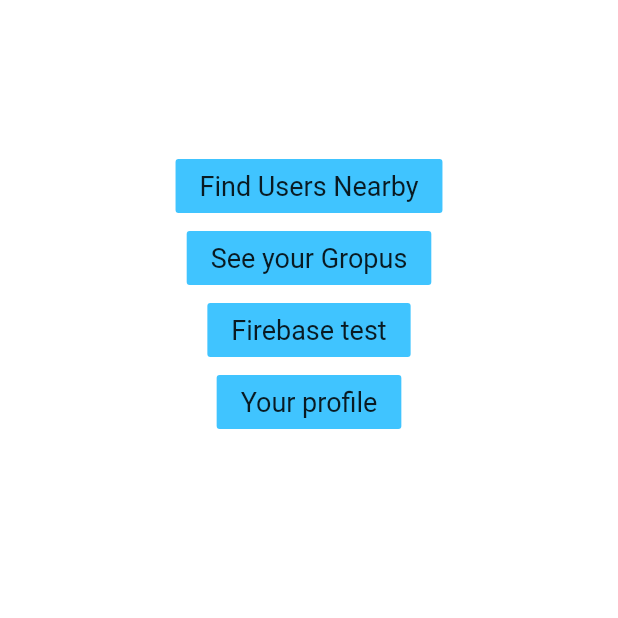
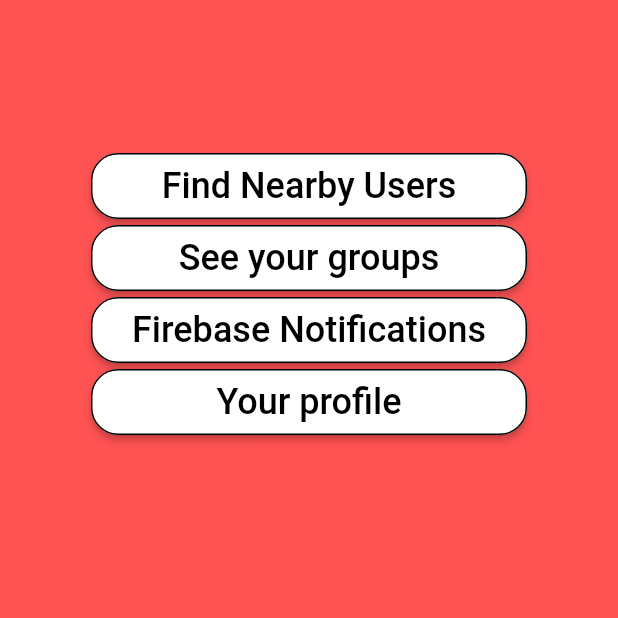
Before and after one commit to Victor-Alexandru/License, a Flutter app: the SelectionScreen screen opened directly with empty values, on a phone screen of 412 x 824 dp, the top half of it. Run offline on Flutter 3.47's test engine with Material 2 defaults, Android fonts, the phone set to English and light mode, and no system bars; our stand-ins replace cloud_firestore, firebase_core, firebase_messaging, location; missing offline and left inert: geocoder; accounts and stored records are empty.

Commit message:
selection ui - change

```diff
--- a/moodle_ui/lib/main.dart
+++ b/moodle_ui/lib/main.dart
@@ -5,7 +5,6 @@ import 'package:moodle_ui/screens/home/root_screen.dart';
 void main() =>
     runApp(new MaterialApp(
       title: 'Moodle',
-      theme: ThemeData.light() ,
       home:RootScreen(),
     ));
 
@@ -15,9 +14,7 @@ class LoginApp extends StatelessWidget {
   Widget build(BuildContext context) {
     return new MaterialApp(
       title: 'Moodle UI',
-      theme: new ThemeData(
-        primarySwatch: Colors.blue,
-      ),
+      theme: ThemeData.dark(),
       routes: routes,
     );
   }
--- a/moodle_ui/lib/screens/home/selection_screen.dart
+++ b/moodle_ui/lib/screens/home/selection_screen.dart
@@ -20,60 +20,98 @@ class SelectionScreen extends StatelessWidget {
   Widget build(BuildContext context) {
     return new SafeArea(
         child: Scaffold(
-      backgroundColor: Colors.white,
+      backgroundColor: Colors.redAccent,
       body: new Center(
         child: Column(
           children: <Widget>[
             SizedBox(
               height: 100,
             ),
-            FlatButton(
+            MaterialButton(
               onPressed: () {
-                Navigator.push(context,
-                    MaterialPageRoute(builder: (context) => HomePage(_webservice)));
+                Navigator.push(
+                    context,
+                    MaterialPageRoute(
+                        builder: (context) => HomePage(_webservice)));
               },
-              child: Text(
-                "Find Users Nearby",
-                style: TextStyle(fontSize: 18, fontWeight: FontWeight.w400),
+              shape: RoundedRectangleBorder(
+                  borderRadius: BorderRadius.circular(18.0),
+                  side: BorderSide(color: Colors.black)),
+              child: SizedBox(
+                width: MediaQuery.of(context).size.width / 1.5,
+                child: Text(
+                  "Find Nearby Users",
+                  style: TextStyle(fontSize: 24),
+                  textAlign: TextAlign.center,
+                ),
               ),
-              color: Colors.lightBlueAccent,
+              color: Colors.white,
+              textColor: Colors.black,
+              padding: EdgeInsets.all(8.0),
             ),
-            FlatButton(
+            MaterialButton(
               onPressed: () {
                 Navigator.push(
                     context,
                     MaterialPageRoute(
                         builder: (context) => GroupScreen(_webservice)));
               },
-              child: Text(
-                "See your Gropus",
-                style: TextStyle(fontSize: 18, fontWeight: FontWeight.w400),
+              shape: RoundedRectangleBorder(
+                  borderRadius: BorderRadius.circular(18.0),
+                  side: BorderSide(color: Colors.black)),
+              child: SizedBox(
+                width: MediaQuery.of(context).size.width / 1.5,
+                child: Text(
+                  "See your groups",
+                  style: TextStyle(fontSize: 24),
+                  textAlign: TextAlign.center,
+                ),
               ),
-              color: Colors.lightBlueAccent,
+              color: Colors.white,
+              textColor: Colors.black,
+              padding: EdgeInsets.all(8.0),
             ),
-            FlatButton(
+            MaterialButton(
               onPressed: () {
                 Navigator.push(context,
                     MaterialPageRoute(builder: (context) => FirebaseScreen()));
               },
-              child: Text(
-                "Firebase test",
-                style: TextStyle(fontSize: 18, fontWeight: FontWeight.w400),
+              shape: RoundedRectangleBorder(
+                  borderRadius: BorderRadius.circular(18.0),
+                  side: BorderSide(color: Colors.black)),
+              child: SizedBox(
+                width: MediaQuery.of(context).size.width / 1.5,
+                child: Text(
+                  "Firebase Notifications",
+                  style: TextStyle(fontSize: 24),
+                  textAlign: TextAlign.center,
+                ),
               ),
-              color: Colors.lightBlueAccent,
+              color: Colors.white,
+              textColor: Colors.black,
+              padding: EdgeInsets.all(8.0),
             ),
-            FlatButton(
+            MaterialButton(
               onPressed: () {
                 Navigator.push(
                     context,
                     MaterialPageRoute(
                         builder: (context) => UserProfileView(_webservice)));
               },
-              child: Text(
-                "Your profile",
-                style: TextStyle(fontSize: 18, fontWeight: FontWeight.w400),
+              shape: RoundedRectangleBorder(
+                  borderRadius: BorderRadius.circular(18.0),
+                  side: BorderSide(color: Colors.black)),
+              child: SizedBox(
+                width: MediaQuery.of(context).size.width / 1.5,
+                child: Text(
+                  "Your profile",
+                  style: TextStyle(fontSize: 24),
+                  textAlign: TextAlign.center,
+                ),
               ),
-              color: Colors.lightBlueAccent,
+              color: Colors.white,
+              textColor: Colors.black,
+              padding: EdgeInsets.all(8.0),
             )
           ],
         ),
--- a/moodle_ui/lib/screens/login/login_screen_presenter.dart
+++ b/moodle_ui/lib/screens/login/login_screen_presenter.dart
@@ -1,6 +1,5 @@
 import 'package:moodle_ui/data/rest_ds.dart';
 import 'package:moodle_ui/models/token.dart';
-import 'package:moodle_ui/models/user.dart';
 
 abstract class LoginScreenContract {
   void onLoginSuccess(Token token);
```
Also changed, not shown: moodle_ui/lib/screens/login/login_screen.dart (+31 -22 lines).
